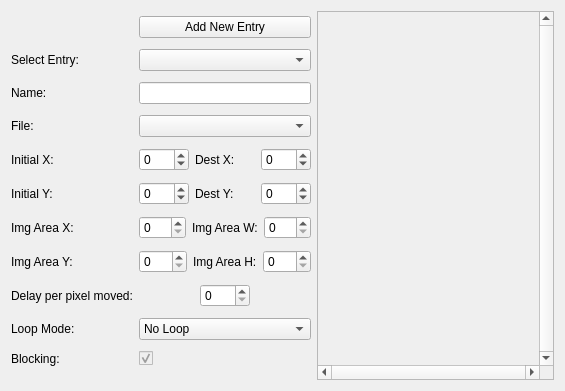
This is editor/scenes/tab_image.ui in protoman/rockbot as Qt 5 draws it before an edit. The edited form follows.
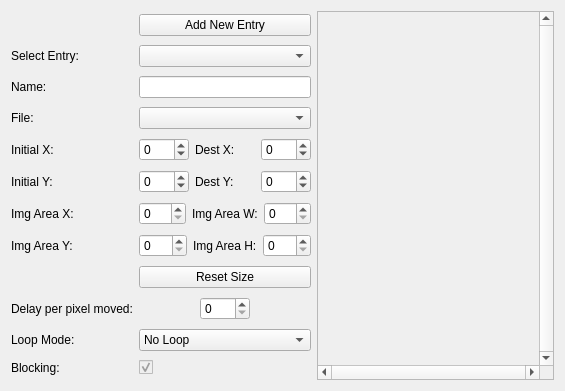
This is the edited form. Icons and pictures are not drawn. Custom widgets are drawn as their Qt base class.

Patch:
```diff
--- a/editor/scenes/tab_image.ui
+++ b/editor/scenes/tab_image.ui
@@ -322,6 +322,18 @@
          </property>
         </widget>
        </item>
+       <item row="8" column="1">
+        <widget class="QPushButton" name="pushButton">
+         <property name="text">
+          <string>Reset Size</string>
+         </property>
+         <property name="icon">
+          <iconset>
+           <normalon>:/toolbar_icons/task-recurring.png</normalon>
+          </iconset>
+         </property>
+        </widget>
+       </item>
       </layout>
      </item>
      <item>
```
